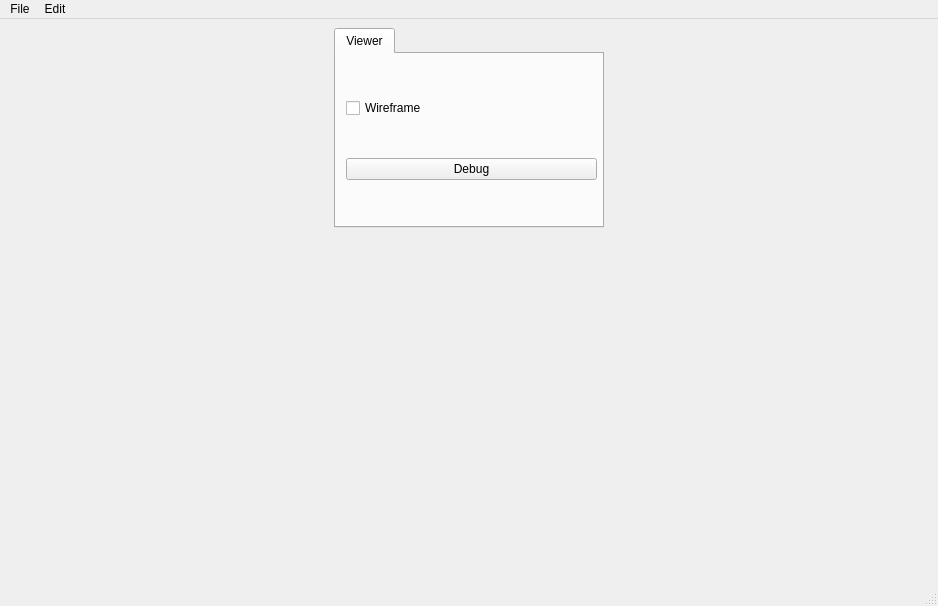
First picture: the form in canva_projet/gui/mainwindow.ui, repository komi24/modgeo, before the edit.
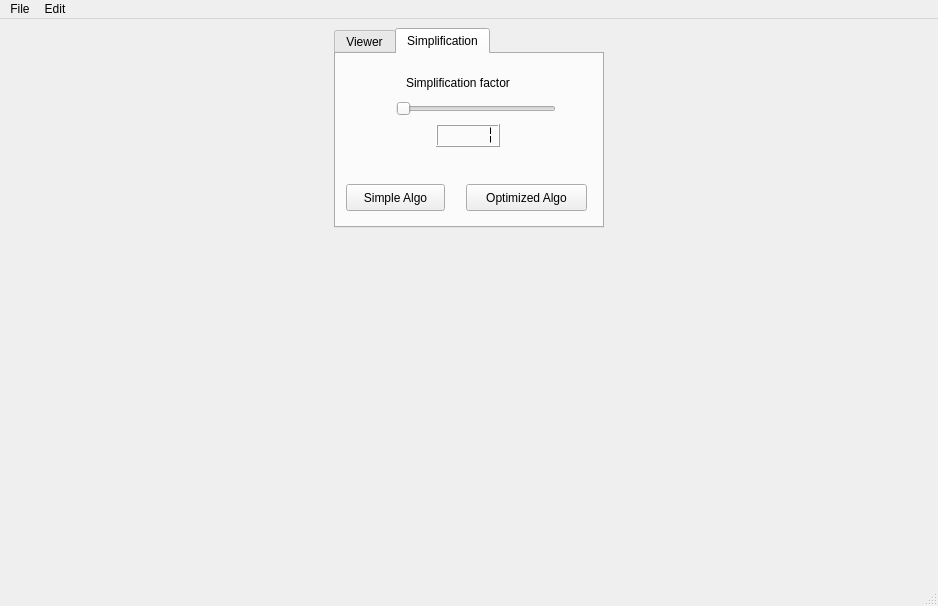
Second picture: the form after the edit.

```diff
--- a/canva_projet/gui/mainwindow.ui
+++ b/canva_projet/gui/mainwindow.ui
@@ -53,7 +53,7 @@
          </size>
         </property>
         <property name="currentIndex">
-         <number>0</number>
+         <number>1</number>
         </property>
         <widget class="QWidget" name="tab">
          <attribute name="title">
@@ -86,6 +86,91 @@
           </layout>
          </widget>
         </widget>
+        <widget class="QWidget" name="tab_2">
+         <attribute name="title">
+          <string>Simplification</string>
+         </attribute>
+         <widget class="QSlider" name="slider_factor">
+          <property name="geometry">
+           <rect>
+            <x>60</x>
+            <y>40</y>
+            <width>160</width>
+            <height>29</height>
+           </rect>
+          </property>
+          <property name="acceptDrops">
+           <bool>false</bool>
+          </property>
+          <property name="minimum">
+           <number>1</number>
+          </property>
+          <property name="maximum">
+           <number>1000</number>
+          </property>
+          <property name="pageStep">
+           <number>100</number>
+          </property>
+          <property name="orientation">
+           <enum>Qt::Horizontal</enum>
+          </property>
+         </widget>
+         <widget class="QLabel" name="label">
+          <property name="geometry">
+           <rect>
+            <x>70</x>
+            <y>20</y>
+            <width>141</width>
+            <height>17</height>
+           </rect>
+          </property>
+          <property name="text">
+           <string>Simplification factor</string>
+          </property>
+         </widget>
+         <widget class="QPushButton" name="simple_algo_button">
+          <property name="geometry">
+           <rect>
+            <x>10</x>
+            <y>130</y>
+            <width>99</width>
+            <height>27</height>
+           </rect>
+          </property>
+          <property name="text">
+           <string>Simple Algo</string>
+          </property>
+         </widget>
+         <widget class="QLCDNumber" name="lcd_factor">
+          <property name="geometry">
+           <rect>
+            <x>100</x>
+            <y>70</y>
+            <width>64</width>
+            <height>23</height>
+           </rect>
+          </property>
+          <property name="segmentStyle">
+           <enum>QLCDNumber::Flat</enum>
+          </property>
+          <property name="value" stdset="0">
+           <double>1.000000000000000</double>
+          </property>
+         </widget>
+         <widget class="QPushButton" name="optimized_algo_button">
+          <property name="geometry">
+           <rect>
+            <x>130</x>
+            <y>130</y>
+            <width>121</width>
+            <height>27</height>
+           </rect>
+          </property>
+          <property name="text">
+           <string>Optimized Algo</string>
+          </property>
+         </widget>
+        </widget>
        </widget>
       </item>
      </layout>
```
Left out of the diff: 6 changed lines with no effect on the pictures.
